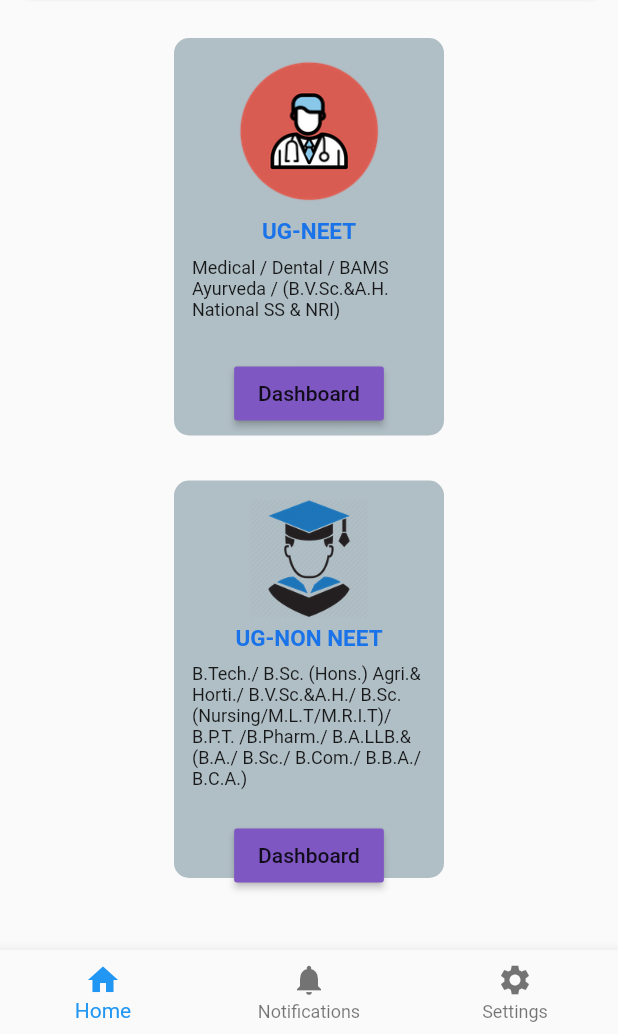
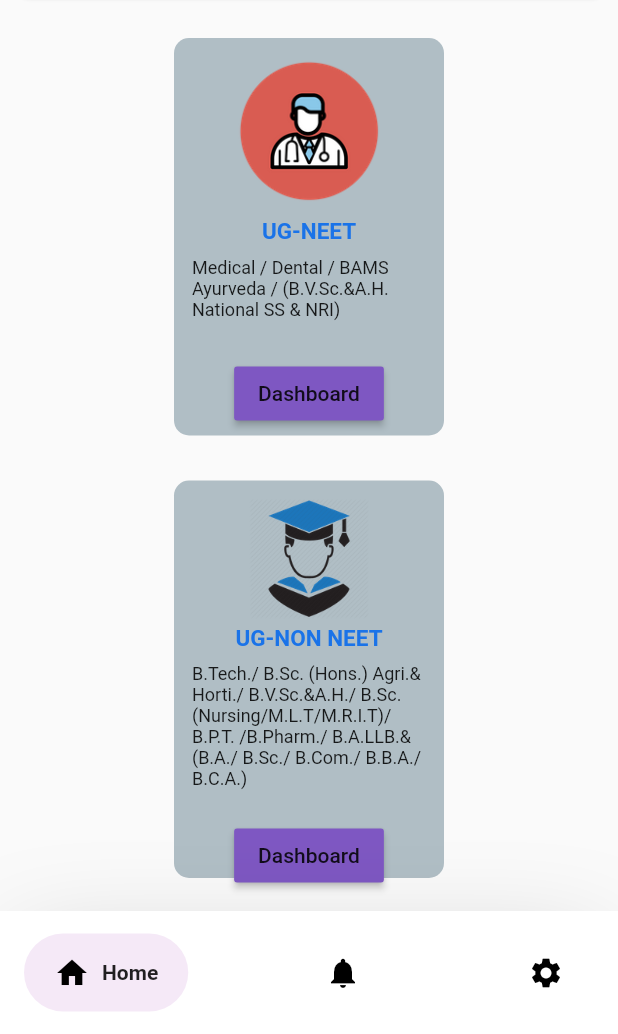
Before and after one commit to Nivas001/Centac, a Flutter app: the screen it shows after launch, on a phone screen of 412 x 824 dp, the part 202-1236 px from its top. Run offline on Flutter 3.47's test engine with Material 2 defaults, Android fonts, the phone set to English and light mode, and no system bars; drawn by our look-alikes of google_nav_bar; our stand-ins replace firebase_auth, firebase_core; accounts and stored records are empty; Roboto replaces fonts that are missing (SF-Compact).

Commit message:
See the bottom navigation bar in home page

```diff
--- a/lib/Home.dart
+++ b/lib/Home/Pages/Home.dart
@@ -219,22 +219,7 @@ class _Home_pageState extends State<Home_page> {
           ),
         ),
       ),
-      bottomNavigationBar: BottomNavigationBar(
-        items: [
-          BottomNavigationBarItem(
-            icon: Icon(Icons.home),
-            label: 'Home',
-          ),
-          BottomNavigationBarItem(
-            icon: Icon(Icons.notifications),
-            label: 'Notifications',
-          ),
-          BottomNavigationBarItem(
-              icon: Icon(Icons.settings),
-              label: 'Settings'
-          ),
-        ],
-      ),
+
     );
   }
 }
--- /dev/null
+++ b/lib/Home/Pages/Notifications.dart
@@ -0,0 +1,24 @@
+import 'package:flutter/material.dart';
+
+class Home_notification extends StatefulWidget {
+  const Home_notification({Key? key}) : super(key: key);
+
+  @override
+  State<Home_notification> createState() => _Home_notificationState();
+}
+
+class _Home_notificationState extends State<Home_notification> {
+  @override
+  Widget build(BuildContext context) {
+    return MaterialApp(
+      home: Scaffold(
+        body: Center(
+          child: Text(
+            'Notifications',
+            style: TextStyle(fontFamily: 'Cinzel'),
+          ),
+        ),
+      ),
+    );
+  }
+}
--- /dev/null
+++ b/lib/Home/Pages/Settings.dart
@@ -0,0 +1,24 @@
+import 'package:flutter/material.dart';
+
+class Home_settings extends StatefulWidget {
+  const Home_settings({Key? key}) : super(key: key);
+
+  @override
+  State<Home_settings> createState() => _Home_settingsState();
+}
+
+class _Home_settingsState extends State<Home_settings> {
+  @override
+  Widget build(BuildContext context) {
+    return MaterialApp(
+      home: Scaffold(
+        body: Center(
+          child: Text(
+            'Settings',
+            style: TextStyle(fontFamily: 'Cinzel'),
+          ),
+        ),
+      ),
+    );
+  }
+}
--- /dev/null
+++ b/lib/Home/home_bottom.dart
@@ -0,0 +1,65 @@
+import 'package:flutter/material.dart';
+import 'package:google_nav_bar/google_nav_bar.dart';
+import 'package:login/Home/Pages/Home.dart';
+import 'package:login/Home/Pages/Notifications.dart';
+import 'package:login/Home/Pages/Settings.dart';
+
+class Home_bottom extends StatefulWidget {
+  const Home_bottom({Key? key}) : super(key: key);
+
+  @override
+  State<Home_bottom> createState() => _Home_bottomState();
+}
+
+class _Home_bottomState extends State<Home_bottom> {
+
+  var _selectedindex = 0;
+
+  final List<Widget> _action = [
+    Home_page(),
+    Home_notification(),
+    Home_settings(),
+  ];
+  @override
+  Widget build(BuildContext context) {
+    return MaterialApp(
+      home: Scaffold(
+        body: _action[_selectedindex],
+        bottomNavigationBar: Container(
+          decoration: BoxDecoration(
+            color: Colors.white,
+            boxShadow: [
+              BoxShadow(
+                spreadRadius: -12,
+                blurRadius: 60,
+                color: Colors.black.withOpacity(.20),
+                offset: Offset(0,15),
+              )
+            ]
+          ),
+          child: Padding(
+            padding: const EdgeInsets.symmetric(horizontal: 16.0, vertical: 15.0),
+            child: GNav(
+              gap: 8,
+              haptic: true,
+              tabBackgroundColor: Colors.purple.withOpacity(0.1),
+              padding: EdgeInsets.symmetric(horizontal: 20, vertical: 14),
+              duration: Duration(milliseconds: 500),
+              tabs: [
+                GButton(icon: Icons.home,text: 'Home',),
+                GButton(icon: Icons.notifications,text: 'Notifications',),
+                GButton(icon: Icons.settings, text: 'Settings',),
+              ],
+              onTabChange: (index)
+              {
+                setState(() {
+                  _selectedindex = index;
+                });
+              },
+            ),
+          ),
+        ),
+      ),
+    );
+  }
+}
--- a/lib/Neet Login/bottom.dart
+++ b/lib/Neet Login/bottom.dart
@@ -2,13 +2,9 @@ import 'package:login/Neet Login/Pages/Dashboard.dart';
 import 'package:login/Neet Login/Pages/Notification.dart';
 import 'package:login/Neet Login/Pages/Settings.dart';
 import 'package:login/Neet Login/Pages/User.dart';
-
-
-
 import 'package:flutter/cupertino.dart';
 import 'package:flutter/material.dart';
 import 'package:flutter/rendering.dart';
-import 'Pages/Notification.dart';
 import 'package:google_nav_bar/google_nav_bar.dart';
 
 class bottom extends StatefulWidget {
--- a/lib/main.dart
+++ b/lib/main.dart
@@ -1,8 +1,9 @@
 import 'package:flutter/material.dart';
-import 'package:login/Home.dart';
+import 'package:login/Home/Pages/Home.dart';
+import 'package:login/Home/home_bottom.dart';
 import 'package:login/Neet%20Login/bottom.dart';
 
-import 'login.dart';
+import 'Home/login.dart';
 import 'package:firebase_core/firebase_core.dart';
 
 void main() async{
@@ -21,8 +22,9 @@ class MyApp extends StatelessWidget {
      // home: Home_page(),
       debugShowCheckedModeBanner: false,
 
-      initialRoute: 'home',
+      initialRoute: 'bottom',
       routes: {
+        'bottom' : (context) => Home_bottom(),
         'home' :(context) => Home_page(),
         'login': (context) => Login(),
         'neet_page' : (context) => bottom(),
```
Also changed, not shown: lib/Home/login.dart (renamed from lib/login.dart).
